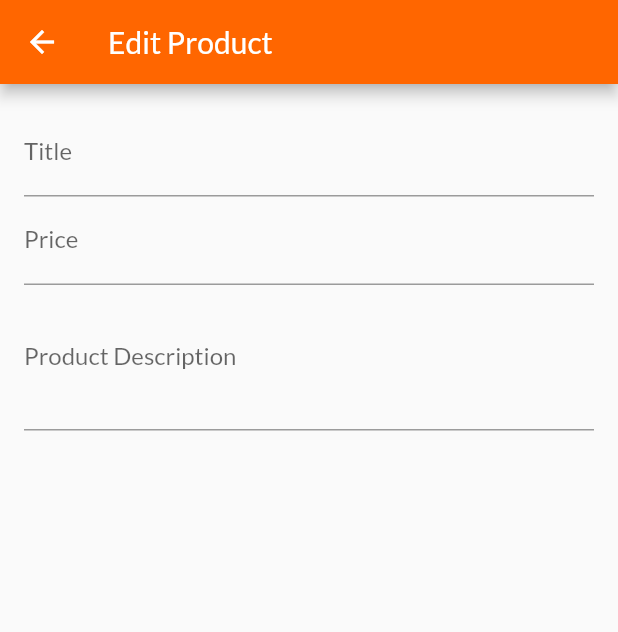
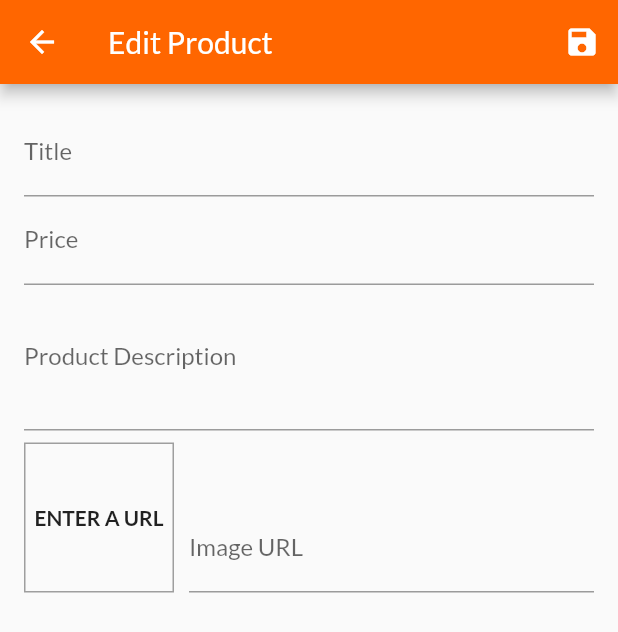
Before and after one commit to absolute-zer013/shop_app, a Flutter app: the EditProductScreen screen opened by its route, on a phone screen of 412 x 824 dp. Shown: the top 632 px of the screen. Run offline on Flutter 3.47's test engine with Material 2 defaults, Android fonts, the phone set to English and light mode, and no system bars; network calls fail.

Commit message:
Update Product Form

```diff
--- a/lib/providers/products.dart
+++ b/lib/providers/products.dart
@@ -42,8 +42,8 @@ class Products with ChangeNotifier {
       description: 'Game console',
       price: 1800.00,
       imageUrl:
-          'https://i.pcmag.com/imagery/reviews/047S0c9zdo5nBklbPt1Dbs9-12.fit_scale.size_1028x578.v1604614641.jpg',
-    )
+          'https://s.yimg.com/ny/api/res/1.2/Nm0Cr5OWEm1RQQ1weCGfMg--/YXBwaWQ9aGlnaGxhbmRlcjt3PTEyNDI-/https://itk-assets.nyc3.cdn.digitaloceanspaces.com/2020/11/ps5-digital-edition-946x1024.jpg',
+    ),
   ];
   // var _showFavoritesOnly = false;
 
--- a/lib/screens/edit_product.dart
+++ b/lib/screens/edit_product.dart
@@ -1,5 +1,6 @@
 import 'package:flutter/material.dart';
-import 'package:flutter/services.dart';
+
+import '../providers/product.dart';
 
 class EditProductScreen extends StatefulWidget {
   static const routeName = '/edit-product';
@@ -10,13 +11,38 @@ class EditProductScreen extends StatefulWidget {
 class _EditProductScreenState extends State<EditProductScreen> {
   final _priceFocusNode = FocusNode();
   final _desciptionFocusNode = FocusNode();
+  final _imageUrlFocusNode = FocusNode();
+  final _imageUrlController = TextEditingController();
+  final _form = GlobalKey<FormState>();
+
+  var _editedProduct = Product(
+    id: null,
+    title: '',
+    description: '',
+    price: 0.0,
+    imageUrl: '',
+  );
 
   @override
   void dispose() {
     // TODO: implement dispose
     _priceFocusNode.dispose();
     _desciptionFocusNode.dispose();
+    _imageUrlFocusNode.dispose();
+    _imageUrlController.dispose();
     super.dispose();
+  }
+
+  void _saveForm() {
+    final isValid = _form.currentState.validate();
+    if (!isValid) {
+      return;
+    }
+    _form.currentState.save();
+    print(_editedProduct.title);
+    print(_editedProduct.price);
+    print(_editedProduct.description);
+    print(_editedProduct.imageUrl);
   }
 
   @override
@@ -25,10 +51,17 @@ class _EditProductScreenState extends State<EditProductScreen> {
       appBar: AppBar(
         backgroundColor: Theme.of(context).primaryColor,
         title: Text('Edit Product'),
+        actions: [
+          IconButton(
+            onPressed: _saveForm,
+            icon: Icon(Icons.save),
+          )
+        ],
       ),
       body: Padding(
         padding: const EdgeInsets.all(16.0),
         child: Form(
+          key: _form,
           child: SingleChildScrollView(
             child: Column(
               children: [
@@ -41,6 +74,21 @@ class _EditProductScreenState extends State<EditProductScreen> {
                   onFieldSubmitted: (_) {
                     FocusScope.of(context).requestFocus(_priceFocusNode);
                   },
+                  validator: (value) {
+                    if (value.isEmpty) {
+                      return 'Please provide a product title.';
+                    }
+                    return null;
+                  },
+                  onSaved: (value) {
+                    _editedProduct = Product(
+                      title: value,
+                      price: _editedProduct.price,
+                      description: _editedProduct.description,
+                      imageUrl: _editedProduct.imageUrl,
+                      id: null,
+                    );
+                  },
                 ),
                 TextFormField(
                   decoration: InputDecoration(
@@ -49,6 +97,30 @@ class _EditProductScreenState extends State<EditProductScreen> {
                   keyboardType: TextInputType.number,
                   focusNode: _priceFocusNode,
                   textInputAction: TextInputAction.next,
+                  onFieldSubmitted: (_) {
+                    FocusScope.of(context).requestFocus(_desciptionFocusNode);
+                  },
+                  validator: (value) {
+                    if (value.isEmpty) {
+                      return 'Please provide a product price.';
+                    }
+                    if (double.tryParse(value) == null) {
+                      return 'Please enter a valid number,';
+                    }
+                    if (double.parse(value) <= 0) {
+                      return 'Please enter a number greater than zero.';
+                    }
+                    return null;
+                  },
+                  onSaved: (value) {
+                    _editedProduct = Product(
+                      title: _editedProduct.title,
+                      price: double.parse(value),
+                      description: _editedProduct.description,
+                      imageUrl: _editedProduct.imageUrl,
+                      id: null,
+                    );
+                  },
                 ),
                 TextFormField(
                   decoration: InputDecoration(
@@ -56,23 +128,103 @@ class _EditProductScreenState extends State<EditProductScreen> {
                   ),
                   keyboardType: TextInputType.multiline,
                   maxLines: 3,
-                  onFieldSubmitted: (_) {
-                    FocusScope.of(context).requestFocus(_desciptionFocusNode);
+                  validator: (value) {
+                    if (value.isEmpty) {
+                      return 'Please provide a product description.';
+                    }
+                    if (value.length < 10) {
+                      return 'Product description should be at least 10 characters long.';
+                    }
+                    return null;
+                  },
+                  onSaved: (value) {
+                    _editedProduct = Product(
+                      title: _editedProduct.title,
+                      price: _editedProduct.price,
+                      description: value,
+                      imageUrl: _editedProduct.imageUrl,
+                      id: null,
+                    );
                   },
                 ),
-                // Expanded(
-                //   child: TextFormField(
-                //     decoration: InputDecoration(labelText: 'Image URL'),
-                //     keyboardType: TextInputType.url,
-                //     textInputAction: TextInputAction.done,
-                //     controller: _imageUrlController,
-                //     onEditingComplete: () {
-                //       setState(
-                //         () {},
-                //       );
-                //     },
-                //   ),
-                // ),
+                Row(
+                  crossAxisAlignment: CrossAxisAlignment.end,
+                  children: [
+                    Container(
+                      width: 100,
+                      height: 100,
+                      margin: EdgeInsets.only(
+                        top: 8,
+                        right: 10,
+                      ),
+                      decoration: BoxDecoration(
+                        border: Border.all(
+                          width: 1,
+                          color: Colors.grey,
+                        ),
+                      ),
+                      child: _imageUrlController.text.isEmpty
+                          ? Center(
+                              child: Text(
+                                'ENTER A URL',
+                                style: TextStyle(
+                                    fontWeight: FontWeight.bold,
+                                    fontFamily: 'Lato'),
+                              ),
+                            )
+                          : FittedBox(
+                              child: Image.network(
+                                _imageUrlController.text,
+                                fit: BoxFit.cover,
+                              ),
+                            ),
+                    ),
+                    Expanded(
+                      child: TextFormField(
+                        decoration: InputDecoration(
+                          labelText: 'Image URL',
+                        ),
+                        keyboardType: TextInputType.url,
+                        textInputAction: TextInputAction.done,
+                        controller: _imageUrlController,
+                        focusNode: _imageUrlFocusNode,
+                        onFieldSubmitted: (_) {
+                          _saveForm();
+                          setState(
+                            () {},
+                          );
+                        },
+                        validator: (value) {
+                          if (value.isEmpty) {
+                            setState(
+                              () {},
+                            );
+                            return 'Please provide a product image.';
+                          }
+                          if (!value.startsWith('http') &&
+                              !value.startsWith('https')) {
+                            return 'Please enter a valid URL.';
+                          }
+                          if (!value.endsWith('.png') &&
+                              !value.endsWith('.jpg') &&
+                              !value.endsWith('.jpeg')) {
+                            return 'Please enter a valid image URL.';
+                          }
+                          return null;
+                        },
+                        onSaved: (value) {
+                          _editedProduct = Product(
+                            title: _editedProduct.title,
+                            price: _editedProduct.price,
+                            description: _editedProduct.description,
+                            imageUrl: value,
+                            id: null,
+                          );
+                        },
+                      ),
+                    ),
+                  ],
+                ),
               ],
             ),
           ),
```
